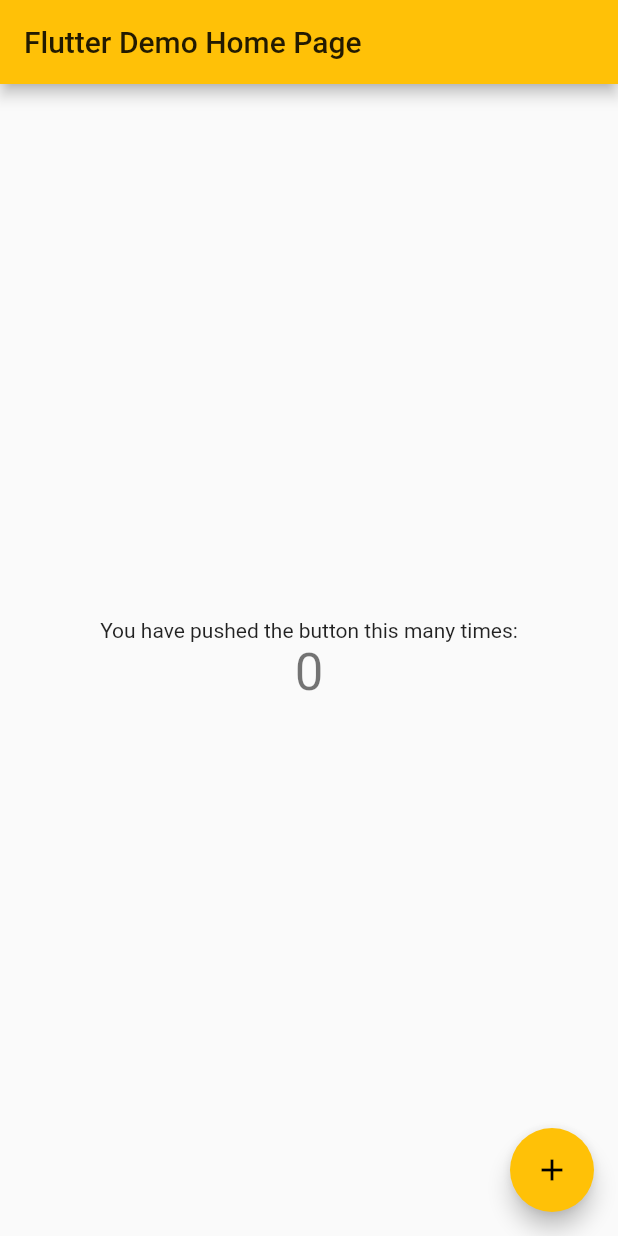
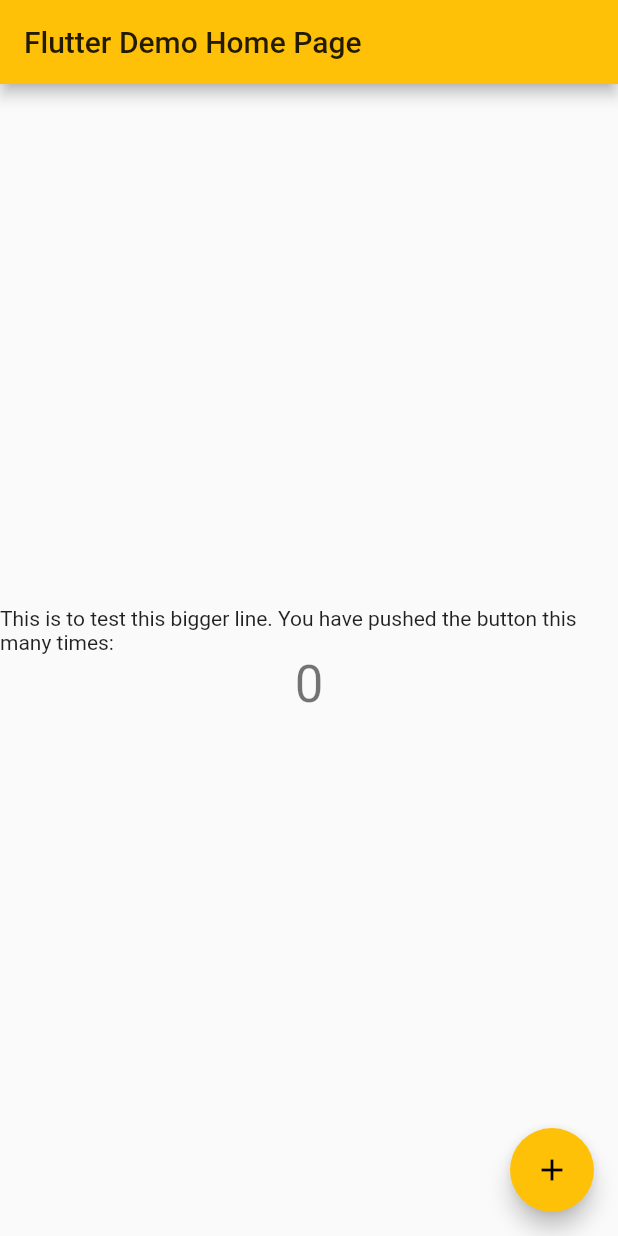
Before and after one commit to sanjaysampat/Flutter_Sample, a Flutter app: the screen it shows after launch, on a phone screen of 412 x 824 dp. Run offline on Flutter 3.47's test engine with Material 2 defaults, Android fonts, the phone set to English and light mode, and no system bars.

Commit message:
Text in Center->Column

```diff
--- a/lib/main.dart
+++ b/lib/main.dart
@@ -1,8 +1,12 @@
 import 'package:flutter/material.dart';
 
+void main() => runApp(MyApp());
+// The main() method uses arrow (=>) notation. Use arrow notation for one-line functions or methods.
+/* // following code without (=>) arrow notation
 void main() {
   runApp(MyApp());
 }
+*/
 
 class MyApp extends StatelessWidget {
   // This widget is the root of your application.
@@ -63,6 +67,8 @@ class _MyHomePageState extends State<MyHomePage> {
     });
   }
 
+  // A widget’s main job is to provide a build() method that describes how to
+  // display the widget in terms of other, lower level widgets.
   @override
   Widget build(BuildContext context) {
     // This method is rerun every time setState is called, for instance as done
@@ -71,6 +77,10 @@ class _MyHomePageState extends State<MyHomePage> {
     // The Flutter framework has been optimized to make rerunning build methods
     // fast, so that you can just rebuild anything that needs updating rather
     // than having to individually change instances of widgets.
+    //
+    // The Scaffold widget, from the Material library, provides a default app bar,
+    // title, and a body property that holds the widget tree for the home screen.
+    // The widget subtree can be quite complex.
     return Scaffold(
       appBar: AppBar(
         // Here we take the value from the MyHomePage object that was created by
@@ -98,7 +108,7 @@ class _MyHomePageState extends State<MyHomePage> {
           mainAxisAlignment: MainAxisAlignment.center,
           children: <Widget>[
             Text(
-              'You have pushed the button this many times:',
+              'This is to test this bigger line. You have pushed the button this many times:',
             ),
             Text(
               '$_counter',
```
